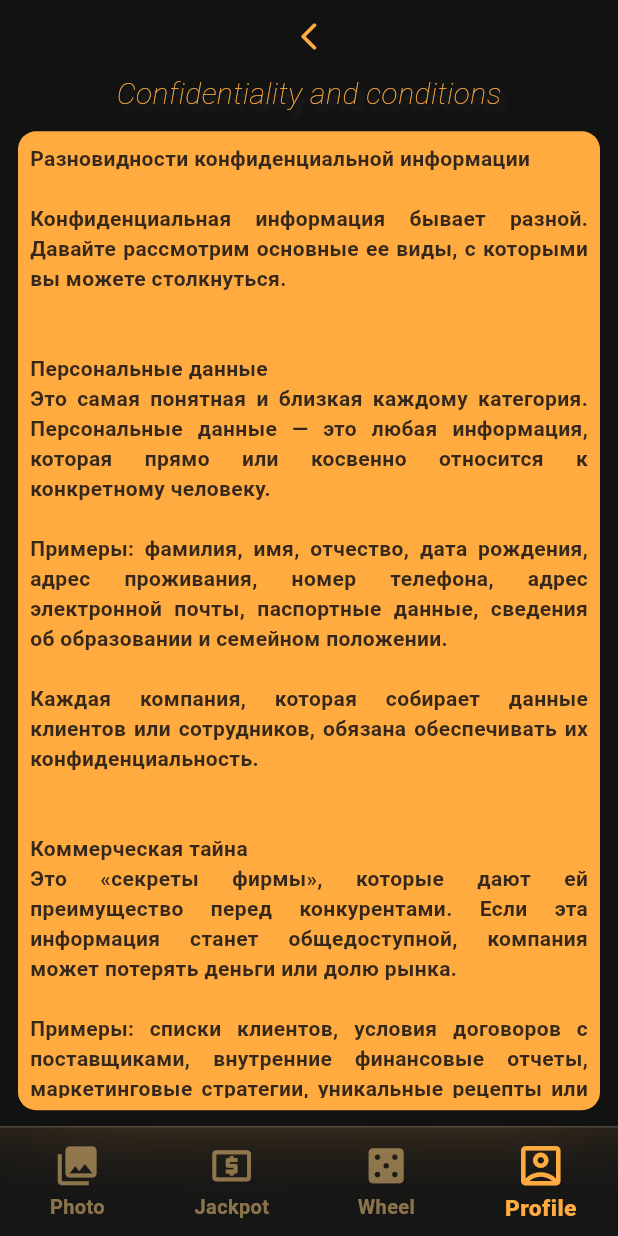
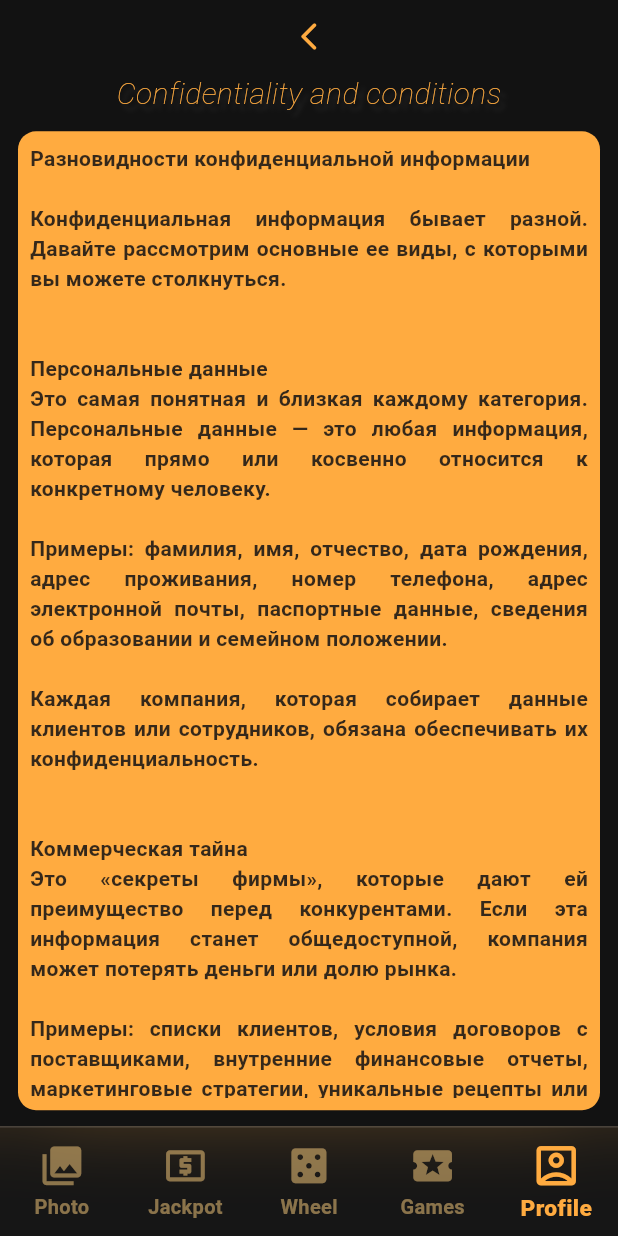
Before and after one commit to TrollBRUNO/iPA_Test_Flutter, a Flutter app: the ConfidentialPage screen opened by its route, on a phone screen of 412 x 824 dp. Run offline on Flutter 3.47's test engine with Material 3 defaults, Android fonts, the phone set to English and light mode, and no system bars; our stand-ins replace another_flushbar, confetti, dio, easy_localization, flutter_fortune_wheel, flutter_local_notifications and 10 more; missing offline and left inert: flutter_inappwebview, mqtt_client, workmanager; accounts and stored records are empty; network calls fail; Roboto replaces fonts that are missing (Jura).

Commit message:
сделал визуально новое окно с играми

```diff
--- a/assets/translations/bg-BG.json
+++ b/assets/translations/bg-BG.json
@@ -11,6 +11,7 @@
   "jackpot": "Джакпоты",
   "camera": "Камера",
   "live": "LIVE ПРЕДАВАНЕ",
+  "online_games": "Онлайн игри",
   "daily_bonus": "Ежедневен бонус",
   "congratulate": "Поздравя!",
   "you_win": "Ти спечели",
--- a/assets/translations/en-US.json
+++ b/assets/translations/en-US.json
@@ -11,6 +11,7 @@
   "jackpot": "Jackpots",
   "camera": "Camera",
   "live": "LIVE BROADCAST",
+  "online_games": "Online Games",
   "daily_bonus": "Daily Bonus",
   "congratulate": "Congratulations!",
   "you_win": "You won",
--- a/assets/translations/ru-RU.json
+++ b/assets/translations/ru-RU.json
@@ -11,6 +11,7 @@
   "jackpot": "Джекпоты",
   "camera": "Камера",
   "live": "LIVE ТРАНСЛЯЦИЯ",
+  "online_games": "Онлайн Игры",
   "daily_bonus": "Ежедневный бонус",
   "congratulate": "Поздравляем!",
   "you_win": "Вы выиграли",
--- /dev/null
+++ b/lib/class/games.dart
@@ -0,0 +1,27 @@
+class Games {
+  String name; //= 'Sample City';
+  String imageUrl; //= 'assets/images/logo.png';
+  String addressUrl; //= 'https://example.com/game';
+
+  Games({
+    this.name = "No name",
+    this.imageUrl = "assets/images/logo.png",
+    this.addressUrl = "https://example.com/game",
+  });
+
+  static Games from({required Games games}) {
+    return Games(
+      name: games.name,
+      imageUrl: games.imageUrl,
+      addressUrl: games.addressUrl,
+    );
+  }
+
+  Games copyWith({String? name, String? imageUrl, String? addressUrl}) {
+    return Games(
+      name: name ?? this.name,
+      imageUrl: imageUrl ?? this.imageUrl,
+      addressUrl: addressUrl ?? this.addressUrl,
+    );
+  }
+}
--- a/lib/layout/layout_scaffold.dart
+++ b/lib/layout/layout_scaffold.dart
@@ -96,6 +96,15 @@ class LayoutScaffold extends StatelessWidget {
                 ),
 
                 BottomNavigationBarItem(
+                  icon: Icon(Icons.local_play, size: AdaptiveSizes.w(0.075)),
+                  label: 'Games',
+                  activeIcon: Icon(
+                    Icons.local_play_outlined,
+                    size: AdaptiveSizes.w(0.085),
+                  ),
+                ),
+
+                BottomNavigationBarItem(
                   icon: Icon(Icons.account_box, size: AdaptiveSizes.w(0.075)),
                   label: 'Profile',
                   activeIcon: Icon(
--- a/lib/router/router.dart
+++ b/lib/router/router.dart
@@ -1,4 +1,5 @@
 import 'package:first_app_flutter/screens/confidential_screen.dart';
+import 'package:first_app_flutter/screens/games_screen.dart';
 import 'package:first_app_flutter/screens/jackpot_screen.dart';
 import 'package:first_app_flutter/layout/layout_scaffold.dart';
 import 'package:first_app_flutter/screens/news_screen.dart';
@@ -64,6 +65,15 @@ final router = GoRouter(
         StatefulShellBranch(
           routes: [
             GoRoute(
+              path: '/games',
+              builder: (context, state) => const GamesPage(title: 'Games'),
+            ),
+          ],
+        ),
+
+        StatefulShellBranch(
+          routes: [
+            GoRoute(
               path: '/profile',
               builder: (context, state) => const ProfilePage(title: 'Profile'),
               routes: [
--- a/lib/utils/adaptive_sizes.dart
+++ b/lib/utils/adaptive_sizes.dart
@@ -740,6 +740,28 @@ class AdaptiveSizes {
     );
   }
 
+  static TextStyle getDemoTextStyle() {
+    if (screenWidth > 600) {
+      return const TextStyle(
+        fontSize: 18,
+        fontWeight: FontWeight.bold,
+        color: Colors.white,
+      );
+    }
+    if (screenWidth > 400) {
+      return const TextStyle(
+        fontSize: 12,
+        fontWeight: FontWeight.bold,
+        color: Colors.white,
+      );
+    }
+    return const TextStyle(
+      fontSize: 12,
+      fontWeight: FontWeight.bold,
+      color: Colors.white,
+    );
+  }
+
   static TextStyle getLabelStyleButton() {
     if (screenWidth > 600) {
       return TextStyle(
```
Also changed, not shown: lib/screens/games_screen.dart (added, +173 -0 lines), lib/widgets/games_widget.dart (added, +138 -0 lines), assets/images/pateplay.jpg (added).
